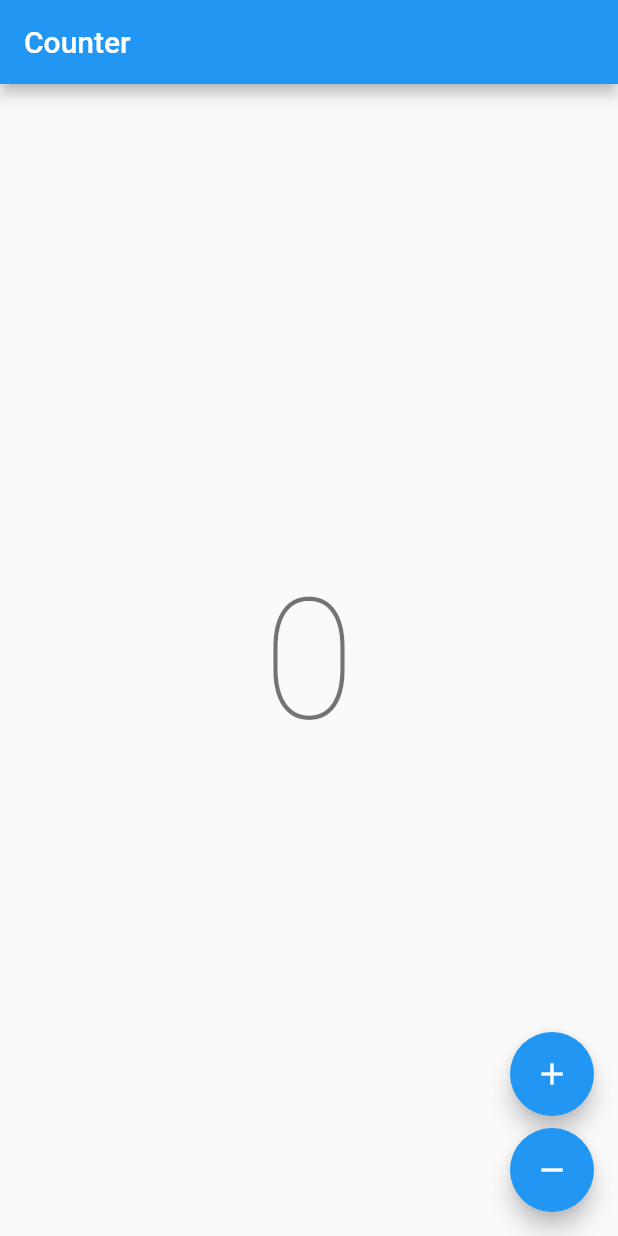
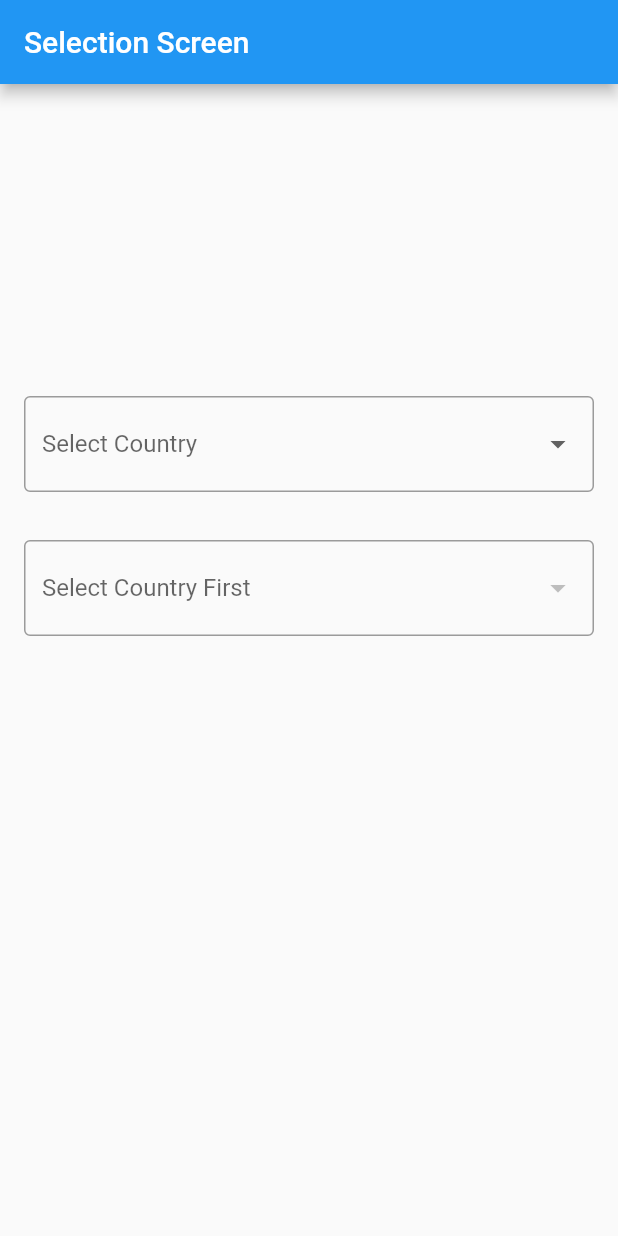
Before and after one commit to JigneshWorld/sample_app_flutter, a Flutter app: the screen it shows after launch, on a phone screen of 412 x 824 dp. Run offline on Flutter 3.47's test engine with Material 2 defaults, Android fonts, the light colour scheme and no system bars; our stand-ins replace bloc, flutter_bloc, freezed_annotation; generated files the repository leaves out were written again.

Commit message:
feat: countries and state selection screen

```diff
--- a/lib/app/view/app.dart
+++ b/lib/app/view/app.dart
@@ -8,8 +8,8 @@
 import 'package:flutter/material.dart';
 import 'package:flutter_localizations/flutter_localizations.dart';
 import 'package:sample_app_flutter/app_ui_kit/app_ui_kit.dart';
-import 'package:sample_app_flutter/counter/counter.dart';
 import 'package:sample_app_flutter/l10n/l10n.dart';
+import 'package:sample_app_flutter/state_selection/state_selection.dart';
 
 class App extends StatelessWidget {
   const App({super.key});
@@ -23,7 +23,7 @@ class App extends StatelessWidget {
         GlobalMaterialLocalizations.delegate,
       ],
       supportedLocales: AppLocalizations.supportedLocales,
-      home: const CounterPage(),
+      home: const StateSelectionPage(),
     );
   }
 }
--- a/lib/l10n/arb/app_en.arb
+++ b/lib/l10n/arb/app_en.arb
@@ -3,5 +3,13 @@
     "counterAppBarTitle": "Counter",
     "@counterAppBarTitle": {
         "description": "Text shown in the AppBar of the Counter Page"
-    }
+    },
+    "selectionAppBarTitle": "Selection Screen",
+    "loadingCountries": "Loading Countries",
+    "loadingStates": "Loading States",
+    "selectCountry": "Select Country",
+    "selectState": "Select State",
+    "loadingFailed": "Loading Failed",
+    "pleaseWait": "Please wait...",
+    "statesInitial": "Select Country First"
 }
--- /dev/null
+++ b/lib/state_selection/keys.dart
@@ -0,0 +1,7 @@
+import 'package:flutter/material.dart';
+
+abstract class Keys {
+  static Key countriesDropdown = const Key('Countries-Dropdown');
+  static Key statesDropdown = const Key('States-Dropdown');
+  static Key submitFAB = const Key('Submit-FAB');
+}
--- /dev/null
+++ b/lib/state_selection/state_selection.dart
@@ -0,0 +1,2 @@
+export './bloc/state_selection_bloc.dart';
+export './view/state_selection_page.dart';
--- /dev/null
+++ b/lib/state_selection/view/state_selection_page.dart
@@ -0,0 +1,48 @@
+import 'package:flutter/material.dart';
+import 'package:flutter_bloc/flutter_bloc.dart';
+import 'package:sample_app_flutter/app_ui_kit/app_ui_kit.dart';
+import 'package:sample_app_flutter/l10n/l10n.dart';
+import 'package:sample_app_flutter/state_selection/bloc/state_selection_bloc.dart';
+import 'package:sample_app_flutter/state_selection/widgets/widgets.dart';
+
+class StateSelectionPage extends StatelessWidget {
+  const StateSelectionPage({super.key});
+
+  @override
+  Widget build(BuildContext context) {
+    return BlocProvider(
+      create: (_) =>
+          StateSelectionBloc()..add(const StateSelectionEvent.loadCountries()),
+      child: const StateSelectionView(),
+    );
+  }
+}
+
+class StateSelectionView extends StatelessWidget {
+  const StateSelectionView({super.key});
+
+  @override
+  Widget build(BuildContext context) {
+    final l10n = context.l10n;
+    return Scaffold(
+      appBar: AppBar(title: Text(l10n.selectionAppBarTitle)),
+      body: Form(
+        child: Column(
+          children: const [
+            Spacer(flex: 2),
+            Padding(
+              padding: EdgeInsets.all(AppSpacing.lg),
+              child: CountriesDropdown(),
+            ),
+            Padding(
+              padding: EdgeInsets.all(AppSpacing.lg),
+              child: StatesDropdown(),
+            ),
+            Spacer(flex: 4),
+          ],
+        ),
+      ),
+      floatingActionButton: const SubmitFAB(),
+    );
+  }
+}
--- /dev/null
+++ b/lib/state_selection/widgets/countries_dropdown.dart
@@ -0,0 +1,36 @@
+import 'package:flutter/material.dart';
+import 'package:flutter_bloc/flutter_bloc.dart';
+import 'package:sample_app_flutter/l10n/l10n.dart';
+import 'package:sample_app_flutter/state_selection/bloc/state_selection_bloc.dart';
+import 'package:sample_app_flutter/state_selection/keys.dart';
+import 'package:sample_app_flutter/state_selection/models/models.dart'
+    as models;
+import 'package:sample_app_flutter/state_selection/state_selection.dart';
+import 'package:sample_app_flutter/state_selection/widgets/dynamic_dropdown.dart';
+
+class CountriesDropdown extends StatelessWidget {
+  const CountriesDropdown({super.key});
+
+  @override
+  Widget build(BuildContext context) {
+    final l10n = context.l10n;
+    final state =
+        context.select<StateSelectionBloc, DropdownState<models.Country>>(
+      (bloc) => bloc.state.country,
+    );
+    return DynamicDropdown<models.Country>(
+      keyDropdown: Keys.countriesDropdown,
+      state: state,
+      initialHint: l10n.pleaseWait,
+      errorHint: l10n.loadingFailed,
+      loadingHint: l10n.loadingCountries,
+      selectHint: l10n.selectCountry,
+      onSelected: (country) {
+        context
+            .read<StateSelectionBloc>()
+            .add(StateSelectionEvent.countrySelected(country));
+      },
+      toLabel: (models.Country item) => item.name,
+    );
+  }
+}
--- /dev/null
+++ b/lib/state_selection/widgets/dynamic_dropdown.dart
@@ -0,0 +1,77 @@
+import 'package:flutter/material.dart';
+import 'package:sample_app_flutter/state_selection/state_selection.dart';
+
+class DynamicDropdown<T> extends StatelessWidget {
+  const DynamicDropdown({
+    super.key,
+    required this.keyDropdown,
+    required this.state,
+    required this.initialHint,
+    required this.loadingHint,
+    required this.errorHint,
+    required this.selectHint,
+    required this.onSelected,
+    required this.toLabel,
+  });
+
+  final Key keyDropdown;
+  final DropdownState<T> state;
+  final String initialHint;
+  final String loadingHint;
+  final String errorHint;
+  final String selectHint;
+  final void Function(T item) onSelected;
+  final String Function(T item) toLabel;
+
+  List<DropdownMenuItem<T>> _mapToMenuItems(List<T> items) {
+    return items
+        .map<DropdownMenuItem<T>>(
+          (item) => DropdownMenuItem<T>(
+            value: item,
+            child: Text(toLabel(item)),
+          ),
+        )
+        .toList();
+  }
+
+  void _onChanged(T? value) {
+    if (value != null) {
+      onSelected(value);
+    }
+  }
+
+  Widget _dropdownButton(
+    String hint, {
+    List<DropdownMenuItem<T>>? items,
+    T? value,
+  }) {
+    return DropdownButtonFormField<T>(
+      key: keyDropdown,
+      decoration: const InputDecoration(
+        border: OutlineInputBorder(),
+      ),
+      items: items,
+      hint: Text(hint),
+      value: value,
+      onChanged: items != null ? _onChanged : null,
+    );
+  }
+
+  @override
+  Widget build(BuildContext context) {
+    return state.when(
+      initial: () => _dropdownButton(initialHint),
+      loading: () => _dropdownButton(loadingHint),
+      error: () => _dropdownButton(errorHint),
+      options: (options) => _dropdownButton(
+        selectHint,
+        items: _mapToMenuItems(options),
+      ),
+      selected: (options, selected) => _dropdownButton(
+        selectHint,
+        items: _mapToMenuItems(options),
+        value: selected,
+      ),
+    );
+  }
+}
--- /dev/null
+++ b/lib/state_selection/widgets/states_dropdown.dart
@@ -0,0 +1,36 @@
+import 'package:flutter/material.dart';
+import 'package:flutter_bloc/flutter_bloc.dart';
+import 'package:sample_app_flutter/l10n/l10n.dart';
+import 'package:sample_app_flutter/state_selection/bloc/state_selection_bloc.dart';
+import 'package:sample_app_flutter/state_selection/keys.dart';
+import 'package:sample_app_flutter/state_selection/models/models.dart'
+    as models;
+import 'package:sample_app_flutter/state_selection/state_selection.dart';
+import 'package:sample_app_flutter/state_selection/widgets/dynamic_dropdown.dart';
+
+class StatesDropdown extends StatelessWidget {
+  const StatesDropdown({super.key});
+
+  @override
+  Widget build(BuildContext context) {
+    final l10n = context.l10n;
+    final state =
+        context.select<StateSelectionBloc, DropdownState<models.State>>(
+      (bloc) => bloc.state.state,
+    );
+    return DynamicDropdown<models.State>(
+      keyDropdown: Keys.statesDropdown,
+      state: state,
+      initialHint: l10n.statesInitial,
+      errorHint: l10n.loadingFailed,
+      loadingHint: l10n.loadingStates,
+      selectHint: l10n.selectState,
+      onSelected: (state) {
+        context
+            .read<StateSelectionBloc>()
+            .add(StateSelectionEvent.stateSelected(state));
+      },
+      toLabel: (models.State item) => item.name,
+    );
+  }
+}
--- /dev/null
+++ b/lib/state_selection/widgets/submit_fab.dart
@@ -0,0 +1,27 @@
+import 'package:flutter/material.dart';
+import 'package:flutter_bloc/flutter_bloc.dart';
+import 'package:sample_app_flutter/state_selection/keys.dart';
+import 'package:sample_app_flutter/state_selection/state_selection.dart';
+
+class SubmitFAB extends StatelessWidget {
+  const SubmitFAB({super.key});
+
+  @override
+  Widget build(BuildContext context) {
+    final isReady =
+        context.select<StateSelectionBloc, bool>((bloc) => bloc.state.isReady);
+    return isReady
+        ? FloatingActionButton(
+            key: Keys.submitFAB,
+            onPressed: null,
+            child: const Icon(Icons.send),
+          )
+        : const Offstage();
+  }
+}
+
+extension on StateSelectionState {
+  bool get isReady =>
+      country.maybeWhen(selected: (_, __) => true, orElse: () => false) &&
+      state.maybeWhen(selected: (_, __) => true, orElse: () => false);
+}
--- /dev/null
+++ b/lib/state_selection/widgets/widgets.dart
@@ -0,0 +1,4 @@
+export './countries_dropdown.dart';
+export './dynamic_dropdown.dart';
+export './states_dropdown.dart';
+export './submit_fab.dart';
```
Also changed, not shown: 1 other file.
